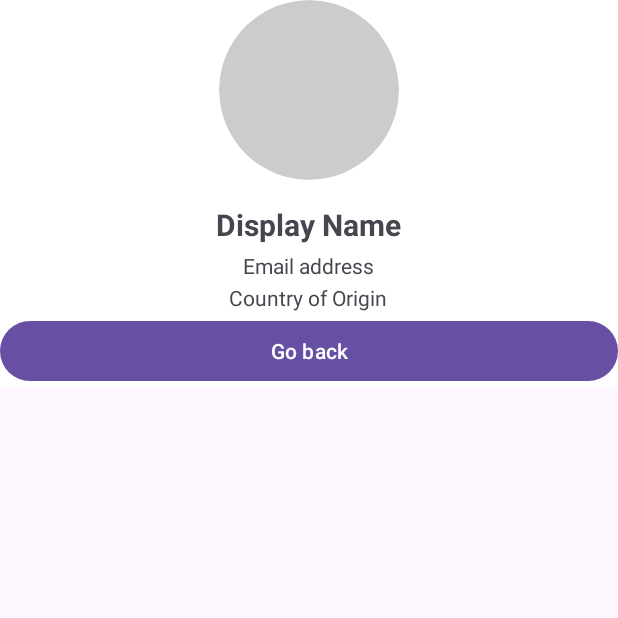
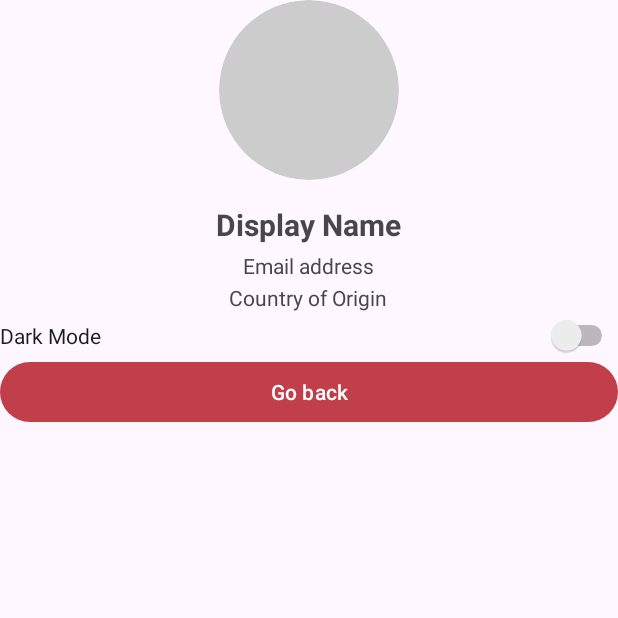
Before and after one commit to MatuszHU/TravelApp, an Android app: the UserActivity screen opened directly, with no data from a screen before it, on a phone screen of 412 x 824 dp, the top half of it. Run offline under Robolectric (Android 15) with nearby library versions, the phone set to English and light mode, and no system bars; 4 statements that could not run were skipped.

Commit message:
Separeting interface (cleancode)

```diff
--- a/app/src/main/java/hu/matusz/travelapp/UserActivity.java
+++ b/app/src/main/java/hu/matusz/travelapp/UserActivity.java
@@ -2,10 +2,12 @@ package hu.matusz.travelapp;
 
 import android.os.Bundle;
 import android.widget.ImageView;
+import android.widget.Switch;
 import android.widget.TextView;
 
 import androidx.activity.EdgeToEdge;
 import androidx.appcompat.app.AppCompatActivity;
+import androidx.appcompat.app.AppCompatDelegate;
 import androidx.core.graphics.Insets;
 import androidx.core.view.ViewCompat;
 import androidx.core.view.WindowInsetsCompat;
@@ -13,7 +15,7 @@ import androidx.core.view.WindowInsetsCompat;
 import com.bumptech.glide.Glide;
 
 import hu.matusz.travelapp.util.database.models.User;
-
+import android.content.SharedPreferences;
 /**
  * Just a prototype
  * @author Matusz
@@ -21,8 +23,20 @@ import hu.matusz.travelapp.util.database.models.User;
  */
 public class UserActivity extends AppCompatActivity {
     private User user;
+    private Switch themeSwitch;
+
     @Override
     protected void onCreate(Bundle savedInstanceState) {
+
+        SharedPreferences prefs = getSharedPreferences("settings", MODE_PRIVATE);
+
+
+        boolean isDarkMode = prefs.getBoolean("dark_mode", false);
+        AppCompatDelegate.setDefaultNightMode(
+                isDarkMode ? AppCompatDelegate.MODE_NIGHT_YES : AppCompatDelegate.MODE_NIGHT_NO
+        );
+
+
         super.onCreate(savedInstanceState);
         EdgeToEdge.enable(this);
         setContentView(R.layout.activity_user_page);
@@ -38,7 +52,7 @@ public class UserActivity extends AppCompatActivity {
         TextView country = findViewById(R.id.country);
 
         user = (User) getIntent().getSerializableExtra("user");
-        if(user.getPhotoURI()!=""){
+        if (user.getPhotoURI() != null && !user.getPhotoURI().isEmpty()) {
             Glide.with(this).load(user.getPhotoURI()).circleCrop().into(profileImage);
         }
 
@@ -46,5 +60,20 @@ public class UserActivity extends AppCompatActivity {
         email.setText(user.getEmail());
         country.setText(user.getCountryOfOriginCode());
 
+        themeSwitch = findViewById(R.id.darkModeSwitch);
+
+        themeSwitch.setOnCheckedChangeListener(null);
+        themeSwitch.setChecked(isDarkMode);
+        themeSwitch.setOnCheckedChangeListener((buttonView, isChecked) -> {
+            SharedPreferences.Editor editor = prefs.edit();
+            editor.putBoolean("dark_mode", isChecked);
+            editor.apply();
+
+            AppCompatDelegate.setDefaultNightMode(
+                    isChecked ? AppCompatDelegate.MODE_NIGHT_YES : AppCompatDelegate.MODE_NIGHT_NO
+            );
+        });
+
     }
+
 }
--- a/app/src/main/java/hu/matusz/travelapp/util/database/models/Comment.java
+++ b/app/src/main/java/hu/matusz/travelapp/util/database/models/Comment.java
@@ -71,7 +71,7 @@ public class Comment {
     }
 
     @Override
-    public String toString() {
+    public String   toString() {
         return "Comment{" +
                 "userId='" + userId + '\'' +
                 ", commentId='" + commentId + '\'' +
--- a/app/src/main/res/layout/activity_user_page.xml
+++ b/app/src/main/res/layout/activity_user_page.xml
@@ -5,8 +5,7 @@
     android:id="@+id/user_page"
     android:orientation="vertical"
     android:padding="24dp"
-    android:gravity="center_horizontal"
-    android:background="#FFFFFF">
+    android:gravity="center_horizontal">
 
 
     <ImageView
@@ -43,6 +42,12 @@
         android:text="Country of Origin"
         android:layout_marginBottom="2dp" />
 
+    <Switch
+        android:id="@+id/darkModeSwitch"
+        android:layout_width="match_parent"
+        android:layout_height="wrap_content"
+        android:text="Dark Mode" />
+
     <Button
         android:id="@+id/exit"
         android:layout_width="match_parent"
--- a/app/src/main/res/values-night/themes.xml
+++ b/app/src/main/res/values-night/themes.xml
@@ -2,6 +2,9 @@
     <!-- Base application theme. -->
     <style name="Base.Theme.TravelApp" parent="Theme.Material3.DayNight.NoActionBar">
         <!-- Customize your dark theme here. -->
+        <item name="colorPrimary">@color/colorPrimaryD</item>
+        <item name="colorPrimaryVariant">@color/colorPrimaryVariantD</item>
+        <item name="colorOnPrimary">@color/colorOnPrimaryD</item>
         <!-- <item name="colorPrimary">@color/my_dark_primary</item> -->
     </style>
 </resources>
--- a/app/src/main/res/values/colors.xml
+++ b/app/src/main/res/values/colors.xml
@@ -3,4 +3,29 @@
     <color name="black">#FF000000</color>
     <color name="white">#FFFFFFFF</color>
     <color name="background_red">#C03F4A</color>
+    <color name="colorPrimary">#C03F4A</color>
+    <color name="colorPrimaryVariant">#8A2B34</color>
+    <color name="colorOnPrimary">#FFFFFF</color>
+
+    <color name="colorBackground">#FFFFFF</color>
+    <color name="colorOnBackground">#000000</color>
+
+    <color name="colorSurface">#F5F5F5</color>
+    <color name="colorOnSurface">#000000</color>
+
+    <color name="colorSecondary">#FFB4A9</color>
+    <color name="colorOnSecondary">#000000</color>
+
+    <color name="colorPrimaryD">#C03F4A</color>
+    <color name="colorPrimaryVariantD">#FF6B70</color>
+    <color name="colorOnPrimaryD">#FFFFFF</color>
+
+    <color name="colorBackgroundD">#121212</color>
+    <color name="colorOnBackgroundD">#FFFFFF</color>
+
+    <color name="colorSurfaceD">#1E1E1E</color>
+    <color name="colorOnSurfaceD">#FFFFFF</color>
+
+    <color name="colorSecondaryD">#FF8A80</color>
+    <color name="colorOnSecondaryD">#000000</color>
 </resources>
--- a/app/src/main/res/values/themes.xml
+++ b/app/src/main/res/values/themes.xml
@@ -2,6 +2,9 @@
     <!-- Base application theme. -->
     <style name="Base.Theme.TravelApp" parent="Theme.Material3.DayNight.NoActionBar">
         <!-- Customize your light theme here. -->
+        <item name="colorPrimary">@color/colorPrimary</item>
+        <item name="colorPrimaryVariant">@color/colorPrimaryVariant</item>
+        <item name="colorOnPrimary">@color/colorOnPrimary</item>
         <!-- <item name="colorPrimary">@color/my_light_primary</item> -->
     </style>
 
```
Also changed, not shown: app/src/main/java/hu/matusz/travelapp/GoogleSignInActivity.java (+44 -9 lines), app/src/main/java/hu/matusz/travelapp/MainActivity.java (+2 -7 lines), 1 other file.
